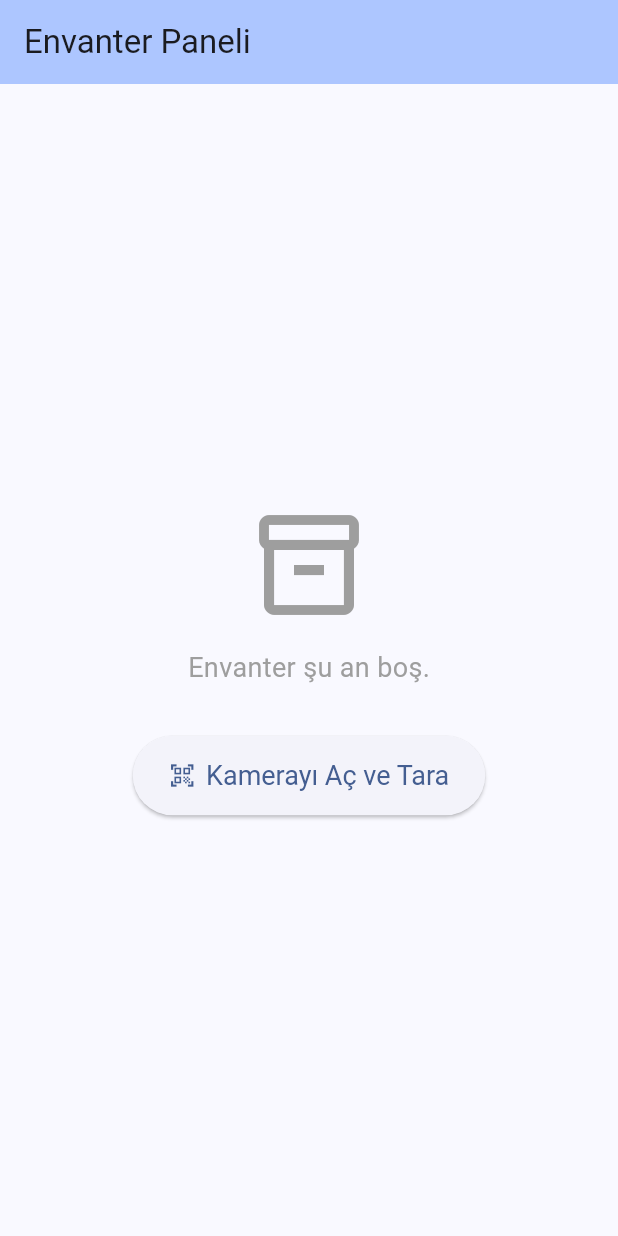
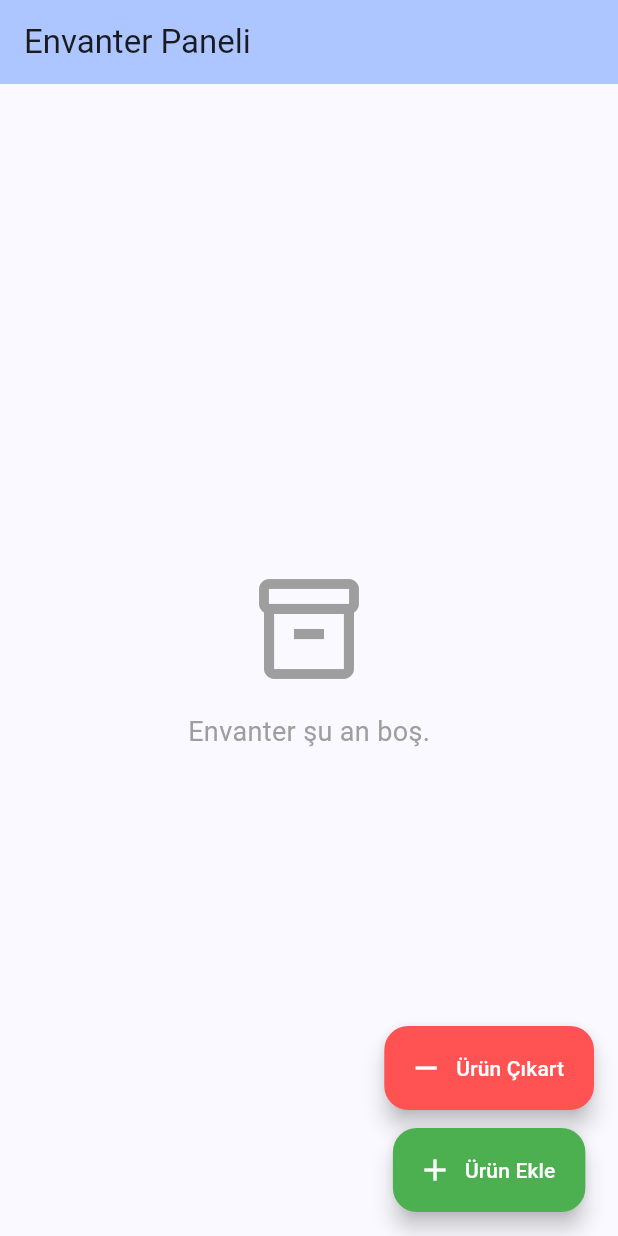
Before and after one commit to cagdaskaplann/inventory-with-barcode-scanner, a Flutter app: the screen it shows after launch, on a phone screen of 412 x 824 dp. Run offline on Flutter 3.47's test engine with Material 3 defaults, Android fonts, the phone set to English and light mode, and no system bars; our stand-ins replace shared_preferences; missing offline and left inert: mobile_scanner.

Commit message:
feature: implement inventory state management and local data persistance

```diff
--- a/lib/main.dart
+++ b/lib/main.dart
@@ -1,5 +1,7 @@
 import 'package:flutter/material.dart';
 import 'screens/scanner_screen.dart';
+import 'models/inventory_item.dart';
+import 'services/storage_service.dart';
 
 void main() {
   runApp(const MyApp());
@@ -25,8 +27,84 @@ class MyApp extends StatelessWidget {
   }
 }
 
-class DashboardScreen extends StatelessWidget {
+class DashboardScreen extends StatefulWidget {
   const DashboardScreen({super.key});
+
+  @override
+  State<DashboardScreen> createState() => _DashboardScreenState();
+}
+
+class _DashboardScreenState extends State<DashboardScreen> {
+  final StorageService _storageService = StorageService();
+  List<InventoryItem> _items = [];
+  bool _isLoading = true;
+
+  @override
+  void initState() {
+    super.initState();
+    _loadItems();
+  }
+
+  Future<void> _loadItems() async {
+    final items = await _storageService.getItems();
+    setState(() {
+      _items = items;
+      _isLoading = false;
+    });
+  }
+
+  Future<void> _saveItems() async {
+    await _storageService.saveItems(_items);
+  }
+
+  void _handleScanResult(String barcode, bool isAdding) {
+    setState(() {
+      final existingIndex = _items.indexWhere((item) => item.barcode == barcode);
+
+      if (existingIndex >= 0) {
+        // İtem zaten var, miktarını güncelle
+        if (isAdding) {
+          _items[existingIndex].quantity++;
+        } else {
+          if (_items[existingIndex].quantity > 1) {
+            _items[existingIndex].quantity--;
+          } else {
+            // Miktar 1 ise ve azaltıldıysa tamamen sil
+            _items.removeAt(existingIndex);
+          }
+        }
+      } else if (isAdding) {
+        // İtem yok ve ekleme yapılıyor
+        _items.add(InventoryItem(barcode: barcode, name: 'Yeni Ürün ($barcode)'));
+      } else {
+        // İtem yok ama çıkarma yapılmak isteniyor (Hata veya uyarı verilebilir)
+        ScaffoldMessenger.of(context).showSnackBar(
+          const SnackBar(content: Text('Bu ürün envanterde bulunamadı!')),
+        );
+        return;
+      }
+    });
+
+    _saveItems();
+  }
+
+  Future<void> _openScanner({required bool isAdding}) async {
+    final scannedCode = await Navigator.push<String>(
+      context,
+      MaterialPageRoute(builder: (context) => const ScannerScreen()),
+    );
+
+    if (scannedCode != null && context.mounted) {
+      _handleScanResult(scannedCode, isAdding);
+      ScaffoldMessenger.of(context).showSnackBar(
+        SnackBar(
+          content: Text(isAdding ? 'Eklendi: $scannedCode' : 'Çıkarıldı: $scannedCode'),
+          behavior: SnackBarBehavior.floating,
+          duration: const Duration(seconds: 2),
+        ),
+      );
+    }
+  }
 
   @override
   Widget build(BuildContext context) {
@@ -35,47 +113,66 @@ class DashboardScreen extends StatelessWidget {
         title: const Text('Envanter Paneli'),
         backgroundColor: Theme.of(context).colorScheme.inversePrimary,
       ),
-      body: Center(
+      body: _isLoading
+          ? const Center(child: CircularProgressIndicator())
+          : _items.isEmpty
+              ? const Center(
                   child: Column(
                     mainAxisAlignment: MainAxisAlignment.center,
                     children: [
-            const Icon(
-              Icons.inventory_2_outlined,
-              size: 80,
-              color: Colors.grey,
+                      Icon(Icons.inventory_2_outlined, size: 80, color: Colors.grey),
+                      SizedBox(height: 16),
+                      Text('Envanter şu an boş.', style: TextStyle(fontSize: 18, color: Colors.grey)),
+                    ],
                   ),
-            const SizedBox(height: 16),
-            const Text(
-              'Envanter şu an boş.',
-              style: TextStyle(fontSize: 18, color: Colors.grey),
+                )
+              : ListView.builder(
+                  padding: const EdgeInsets.all(8),
+                  itemCount: _items.length,
+                  itemBuilder: (context, index) {
+                    final item = _items[index];
+                    return Card(
+                      elevation: 2,
+                      margin: const EdgeInsets.symmetric(vertical: 4),
+                      child: ListTile(
+                        leading: const CircleAvatar(child: Icon(Icons.qr_code)),
+                        title: Text(item.name, style: const TextStyle(fontWeight: FontWeight.bold)),
+                        subtitle: Text('Barkod: ${item.barcode}'),
+                        trailing: Container(
+                          padding: const EdgeInsets.symmetric(horizontal: 12, vertical: 6),
+                          decoration: BoxDecoration(
+                            color: Theme.of(context).colorScheme.primaryContainer,
+                            borderRadius: BorderRadius.circular(20),
                           ),
-            const SizedBox(height: 32),
-            ElevatedButton.icon(
-              onPressed: () async {
-                final scannedCode = await Navigator.push(
-                  context,
-                  MaterialPageRoute(builder: (context) => const ScannerScreen()),
-                );
-
-                if (scannedCode != null && context.mounted) {
-                  ScaffoldMessenger.of(context).showSnackBar(
-                    SnackBar(
-                      content: Text('Taranan Kod: $scannedCode'),
-                      behavior: SnackBarBehavior.floating,
-                      duration: const Duration(seconds: 3),
+                          child: Text(
+                            'x${item.quantity}',
+                            style: const TextStyle(fontWeight: FontWeight.bold, fontSize: 16),
+                          ),
+                        ),
                       ),
                     );
-                }
                   },
-              icon: const Icon(Icons.qr_code_scanner),
-              label: const Text('Kamerayı Aç ve Tara'),
-              style: ElevatedButton.styleFrom(
-                padding: const EdgeInsets.symmetric(horizontal: 24, vertical: 16),
-                textStyle: const TextStyle(fontSize: 18),
                 ),
+      floatingActionButton: Column(
+        mainAxisAlignment: MainAxisAlignment.end,
+        children: [
+          FloatingActionButton
+            .extended(
+            heroTag: 'btn_remove',
+            onPressed: () => _openScanner(isAdding: false),
+            backgroundColor: Colors.redAccent,
+            icon: const Icon(Icons.remove, color: Colors.white),
+            label: const Text('Ürün Çıkart', style: TextStyle(color: Colors.white)),
+          ),
+          const SizedBox(height: 12),
+          FloatingActionButton.extended(
+            heroTag: 'btn_add',
+            onPressed: () => _openScanner(isAdding: true),
+            backgroundColor: Colors.green,
+            icon: const Icon(Icons.add, color: Colors.white),
+            label: const Text('Ürün Ekle', style: TextStyle(color: Colors.white)),
           ),
         ],
-        ),
       ),
     );
   }
--- /dev/null
+++ b/lib/models/inventory_item.dart
@@ -0,0 +1,33 @@
+import 'dart:convert';
+
+class InventoryItem {
+  final String barcode;
+  final String name;
+  int quantity;
+
+  InventoryItem({
+    required this.barcode,
+    required this.name,
+    this.quantity = 1,
+  });
+
+  Map<String, dynamic> toMap() {
+    return {
+      'barcode': barcode,
+      'name': name,
+      'quantity': quantity,
+    };
+  }
+
+  factory InventoryItem.fromMap(Map<String, dynamic> map) {
+    return InventoryItem(
+      barcode: map['barcode'] ?? '',
+      name: map['name'] ?? '',
+      quantity: map['quantity']?.toInt() ?? 0,
+    );
+  }
+
+  String toJson() => json.encode(toMap());
+
+  factory InventoryItem.fromJson(String source) => InventoryItem.fromMap(json.decode(source));
+}
--- a/pubspec.yaml
+++ b/pubspec.yaml
@@ -35,6 +35,7 @@ dependencies:
   # Use with the CupertinoIcons class for iOS style icons.
   cupertino_icons: ^1.0.8
   mobile_scanner: ^7.4.0
+  shared_preferences: ^2.5.5
 
 dev_dependencies:
   flutter_test:
```
Also changed, not shown: lib/services/storage_service.dart (added, +23 -0 lines). Lines whose indentation alone changed are shown as unchanged.
